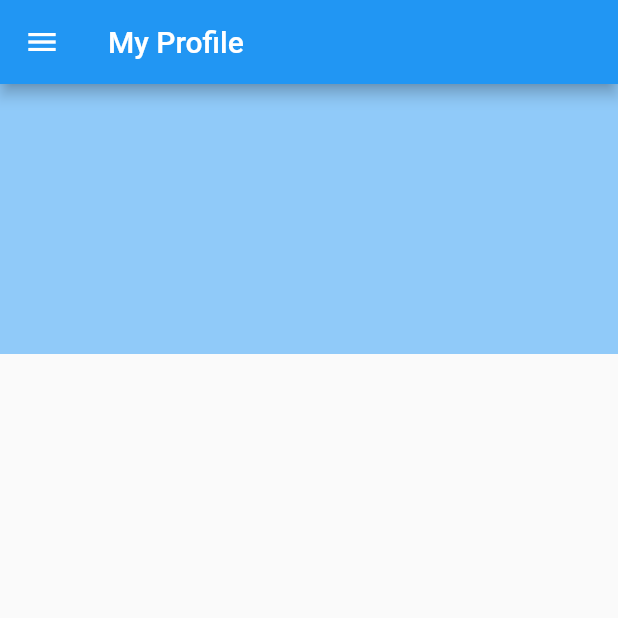
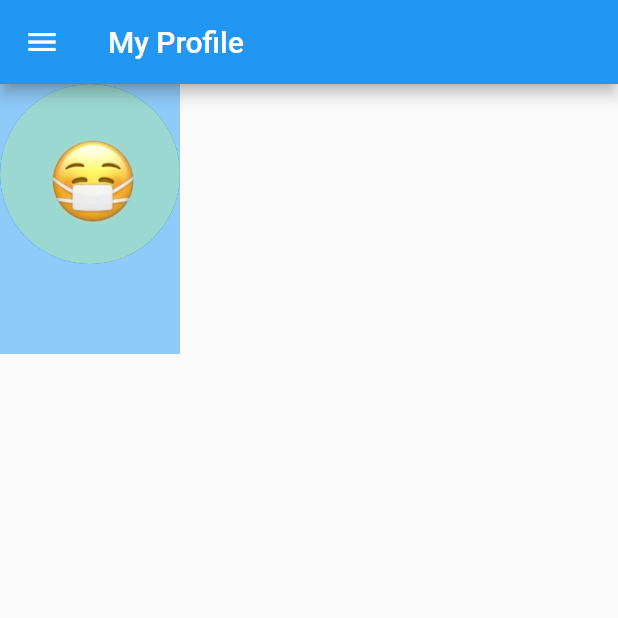
Before and after one commit to hallu0317/Capstone_Design_TUK, a Flutter app: the MyProfileNotReservation screen opened directly, on a phone screen of 412 x 824 dp, the top half of it. Run offline on Flutter 3.47's test engine with Material 2 defaults, Android fonts, the phone set to English and light mode, and no system bars; our stand-ins replace cloud_firestore, firebase_auth, firebase_core, get, google_sign_in; missing offline and left inert: bootpay_api; accounts and stored records are empty.

Commit message:
profilenotreservation

```diff
--- a/FlutterLogin-main/FlutterLogin-main/lib/myProfileNotReservation.dart
+++ b/FlutterLogin-main/FlutterLogin-main/lib/myProfileNotReservation.dart
@@ -92,6 +92,14 @@ class MyProfileNotReservation extends StatelessWidget {
           Container(
             height: 180,
             color: Colors.blue[200],
+            child: Column(
+              children: [
+                CircleAvatar(
+                  radius: 60.0,
+                  backgroundImage: AssetImage('img/face_image.PNG'),
+                )
+              ],
+            ),
           ),
         ],
       ),
```
Also changed, not shown: FlutterLogin-main/FlutterLogin-main/pubspec.lock.
